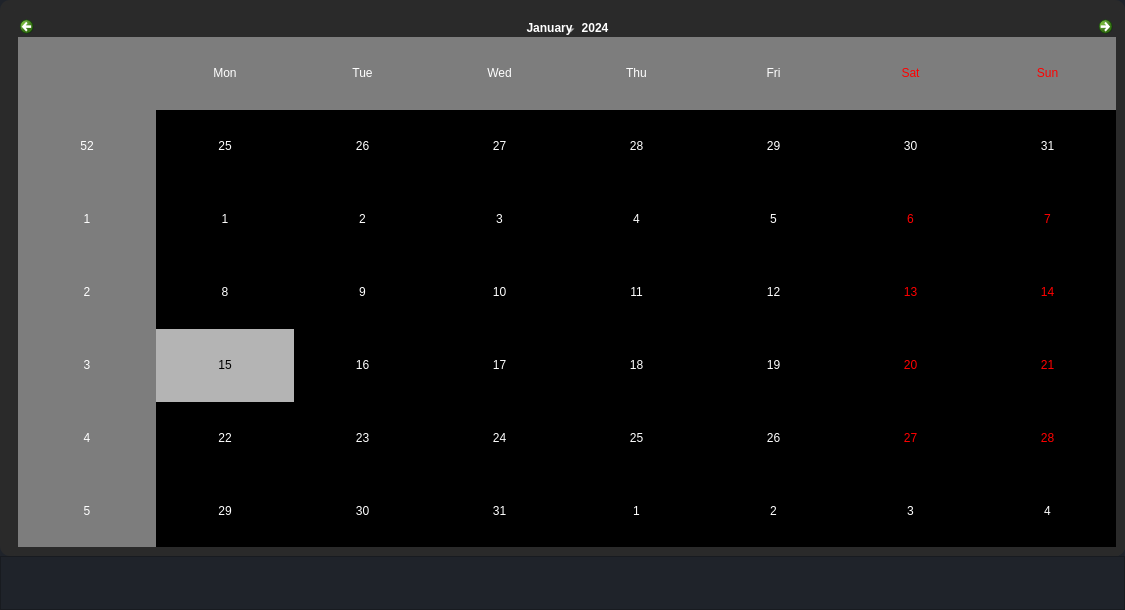
This is form.ui in AhmedSaleh627/Infotainment_System as Qt 5 draws it before an edit. The edited form follows.
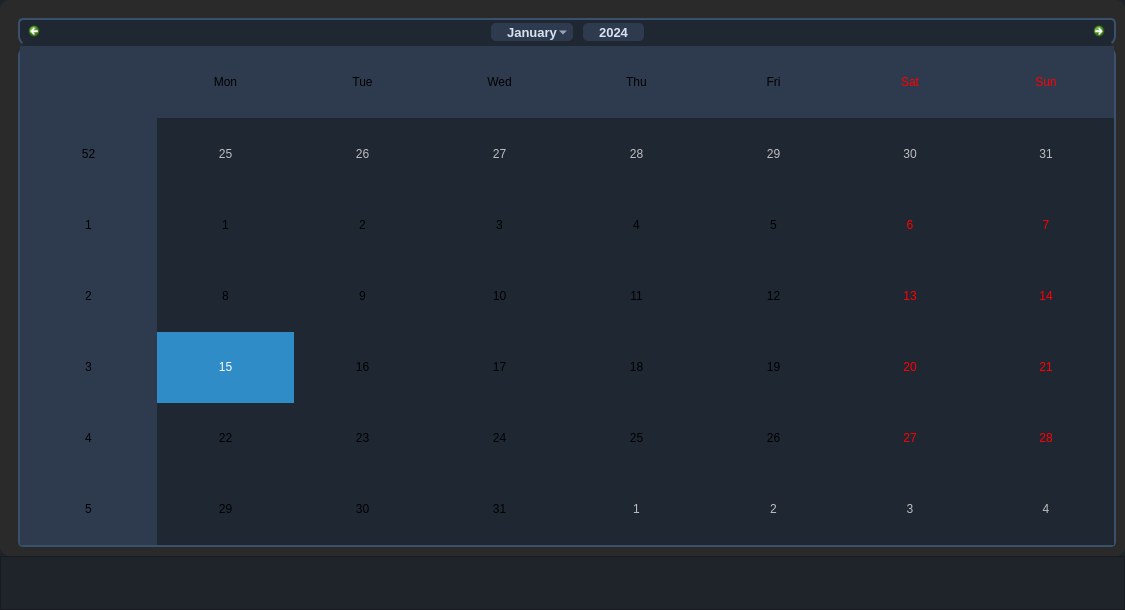
This is the edited form. Icons and pictures are not drawn.

Commit message: Updated Calendar Widget Style Sheet

The edit to the form file:
```diff
--- a/form.ui
+++ b/form.ui
@@ -67,17 +67,158 @@
        <widget class="QStackedWidget" name="stackedWidget">
         <widget class="QWidget" name="calendarPage">
          <property name="styleSheet">
-          <string notr="true">alternate-background-color: rgb(125, 125, 125);
-color: rgb(255, 255, 255);
-font: 12pt &quot;Segoe UI&quot;;
-border-color: rgb(0, 0, 0);
-selection-color: rgb(0, 0, 0);
-selection-background-color: rgb(180, 180, 180);
-</string>
+          <string notr="true"/>
          </property>
          <layout class="QHBoxLayout" name="horizontalLayout_6">
           <item>
-           <widget class="QCalendarWidget" name="calendarWidget"/>
+           <widget class="QCalendarWidget" name="calendarWidget">
+            <property name="styleSheet">
+             <string notr="true">QCalendarWidget QWidget {
+    alternate-background-color: #2E3B4E; /* Dark gray-blue */
+}
+
+/* Style for top navigation area ###############################################*/ 
+#qt_calendar_navigationbar {
+    background-color: #1F2733; /* Very dark gray */
+    border: 2px solid #3A506B; /* Dark blue-gray */
+    border-bottom: 0px;
+    border-top-left-radius: 5px;
+    border-top-right-radius: 5px;
+}
+
+/* Style for month change buttons ############################################ */
+#qt_calendar_prevmonth, 
+#qt_calendar_nextmonth {
+    border: none;
+    qproperty-icon: none;
+    min-width: 13px;
+    max-width: 13px;
+    min-height: 13px;
+    max-height: 13px;
+
+    border-radius: 5px;
+    background-color: transparent;
+    padding: 5px;
+}
+
+#qt_calendar_prevmonth {
+    margin-left: 5px;
+    image: url(assets/icons/arrow-119-48.ico);
+}
+
+#qt_calendar_nextmonth {
+    margin-right: 5px;
+    image: url(assets/icons/arrow-19-48.ico);
+}
+
+#qt_calendar_prevmonth:hover, 
+#qt_calendar_nextmonth:hover {
+    background-color: #3A506B; /* Dark blue-gray hover */
+}
+
+#qt_calendar_prevmonth:pressed, 
+#qt_calendar_nextmonth:pressed {
+    background-color: #1C2430; /* Slightly darker */
+}
+
+/* Style for month and year buttons ######################################## */
+#qt_calendar_yearbutton, 
+#qt_calendar_monthbutton {
+    color: #D9E2F1; /* Light gray-blue text */
+    margin: 5px;
+    border-radius: 5px;
+    font-size: 13px;
+    padding: 0px 10px;
+    background-color: #2E3B4E;
+}
+
+#qt_calendar_yearbutton:hover, 
+#qt_calendar_monthbutton:hover {
+    background-color: #3A506B; /* Dark blue-gray hover */
+}
+
+#qt_calendar_yearbutton:pressed, 
+#qt_calendar_monthbutton:pressed {
+    background-color: #1C2430;
+}
+
+/* Style for year input lineEdit ######################################*/
+#qt_calendar_yearedit {
+    min-width: 80px;
+    color: #D9E2F1;
+    background: transparent;
+    font-size: 13px;
+}
+
+/* Style for year change buttons ######################################*/
+#qt_calendar_yearedit::up-button {
+	image: url(assets/icons/arrow-151-48.ico);
+    subcontrol-position: right;
+}
+
+#qt_calendar_yearedit::down-button {
+	image: url(assets/icons/arrow-213-48.ico);
+    subcontrol-position: left;
+}
+
+#qt_calendar_yearedit::down-button, 
+#qt_calendar_yearedit::up-button {
+    width: 10px;
+    padding: 0px 5px;
+    border-radius: 3px;
+}
+
+#qt_calendar_yearedit::down-button:hover, 
+#qt_calendar_yearedit::up-button:hover {
+    background-color: #3A506B;
+}
+
+/* Style for month select menu ######################################## */
+#calendarWidget QToolButton QMenu {
+    background-color: #1F2733;
+    color: #D9E2F1;
+}
+
+#calendarWidget QToolButton QMenu::item:selected:enabled {
+    background-color: #3A506B;
+    color: #FFFFFF;
+}
+
+#calendarWidget QToolButton::menu-indicator {
+    nosubcontrol-origin: margin;
+    subcontrol-position: right center;
+    margin-top: 10px;
+    width: 20px;
+}
+
+/* Style for calendar table ########################################## */
+#qt_calendar_calendarview {
+    outline: 0px;
+    border: 2px solid #3A506B;
+    border-top: 0px;
+    border-bottom-left-radius: 5px;
+    border-bottom-right-radius: 5px;
+    background-color: #1F2733;
+}
+
+#qt_calendar_calendarview::item {
+    color: #D9E2F1; /* Default item text */
+}
+
+#qt_calendar_calendarview::item:hover {
+    border-radius: 5px;
+    background-color: #3A506B;
+    color: #FFFFFF;
+}
+
+#qt_calendar_calendarview::item:selected {
+    background-color: #55AA7F; /* Greenish accent */
+    color: #FFFFFF;
+    border-radius: 5px;
+}
+</string>
+            </property>
+           </widget>
           </item>
          </layout>
         </widget>
```
The commit also changes 10 other files.
